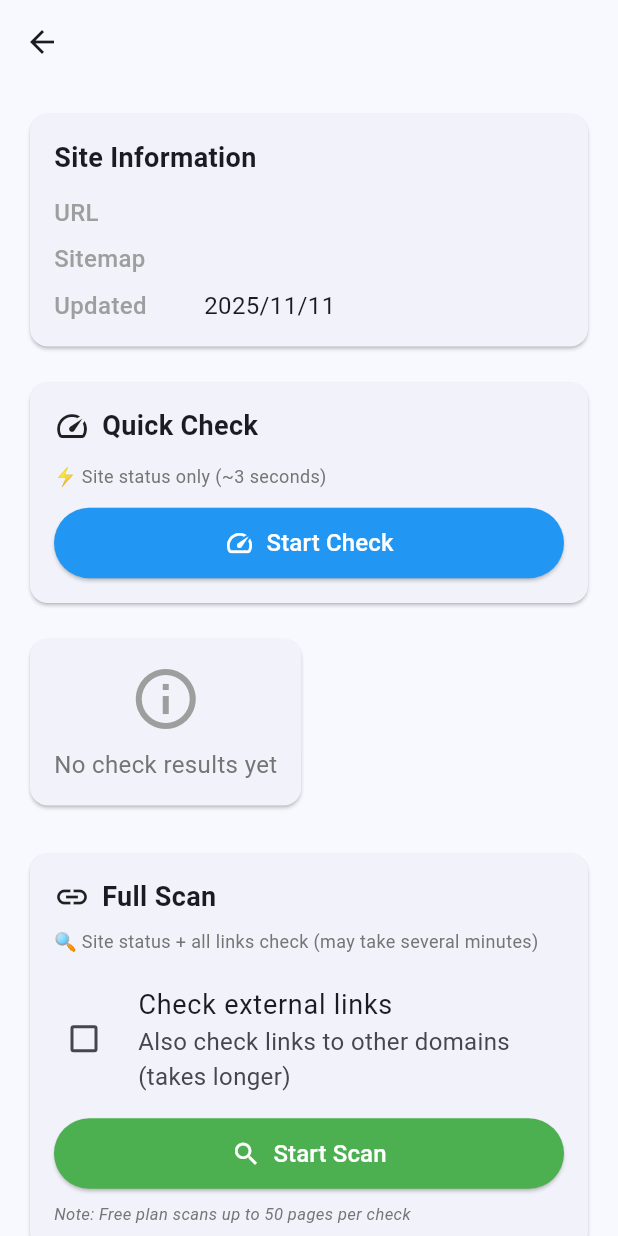
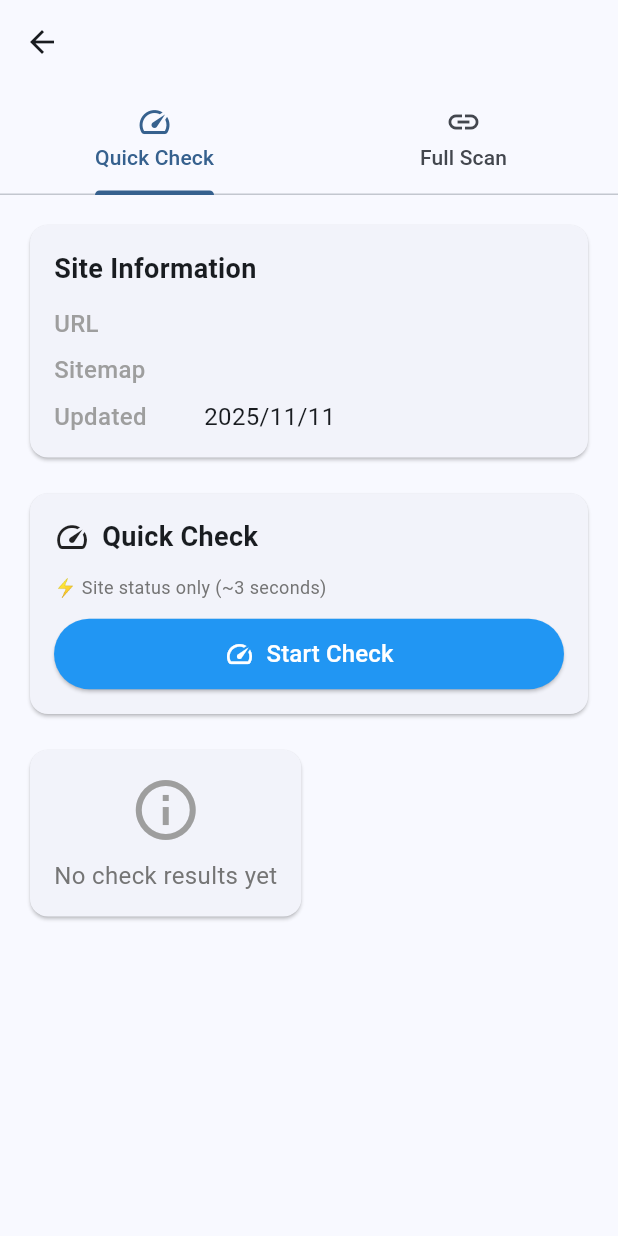
Before and after one commit to netplanmyj/sitecat, a Flutter app: the SiteDetailScreen screen opened directly with empty values, on a phone screen of 412 x 824 dp. Run offline on Flutter 3.47's test engine with Material 3 defaults, Android fonts, the phone set to English and light mode, and no system bars; our stand-ins replace cloud_firestore, firebase_auth, firebase_core, google_sign_in, logger; accounts and stored records are empty; generated files the repository leaves out were written again.

Commit message:
サイトチェック画面をタブ構成にする (#116)
Fixes #103

```diff
--- a/lib/screens/site_detail_screen.dart
+++ b/lib/screens/site_detail_screen.dart
@@ -20,12 +20,16 @@ class SiteDetailScreen extends StatefulWidget {
   State<SiteDetailScreen> createState() => _SiteDetailScreenState();
 }
 
-class _SiteDetailScreenState extends State<SiteDetailScreen> {
+class _SiteDetailScreenState extends State<SiteDetailScreen>
+    with SingleTickerProviderStateMixin {
   bool _checkExternalLinks = false;
+  late TabController _tabController;
 
   @override
   void initState() {
     super.initState();
+    _tabController = TabController(length: 2, vsync: this);
+
     // Start listening to monitoring results
     WidgetsBinding.instance.addPostFrameCallback((_) {
       context.read<MonitoringProvider>().listenToSiteResults(widget.site.id);
@@ -35,10 +39,39 @@ class _SiteDetailScreenState extends State<SiteDetailScreen> {
   }
 
   @override
+  void dispose() {
+    _tabController.dispose();
+    super.dispose();
+  }
+
+  @override
   Widget build(BuildContext context) {
     return Scaffold(
-      appBar: AppBar(title: Text(widget.site.name)),
-      body: SingleChildScrollView(
+      appBar: AppBar(
+        title: Text(widget.site.name),
+        bottom: TabBar(
+          controller: _tabController,
+          tabs: const [
+            Tab(text: 'Quick Check', icon: Icon(Icons.speed)),
+            Tab(text: 'Full Scan', icon: Icon(Icons.link)),
+          ],
+        ),
+      ),
+      body: TabBarView(
+        controller: _tabController,
+        children: [
+          // Quick Check Tab
+          _buildQuickCheckTab(),
+          // Full Scan Tab
+          _buildFullScanTab(),
+        ],
+      ),
+    );
+  }
+
+  // Quick Check Tab
+  Widget _buildQuickCheckTab() {
+    return SingleChildScrollView(
       child: Padding(
         padding: const EdgeInsets.all(16.0),
         child: Column(
@@ -46,15 +79,25 @@ class _SiteDetailScreenState extends State<SiteDetailScreen> {
           children: [
             SiteInfoCard(site: widget.site),
             const SizedBox(height: 16),
-
-              // Quick Check section
             QuickCheckSection(site: widget.site, onQuickCheck: _quickCheck),
             const SizedBox(height: 16),
             MonitoringResultCard(site: widget.site),
+          ],
+        ),
+      ),
+    );
+  }
 
-              const SizedBox(height: 24),
-
-              // Full Scan section
+  // Full Scan Tab
+  Widget _buildFullScanTab() {
+    return SingleChildScrollView(
+      child: Padding(
+        padding: const EdgeInsets.all(16.0),
+        child: Column(
+          crossAxisAlignment: CrossAxisAlignment.start,
+          children: [
+            SiteInfoCard(site: widget.site),
+            const SizedBox(height: 16),
             FullScanSection(
               site: widget.site,
               onFullScan: (checkExternalLinks) {
@@ -98,7 +141,6 @@ class _SiteDetailScreenState extends State<SiteDetailScreen> {
               },
             ),
           ],
-          ),
         ),
       ),
     );
@@ -149,44 +191,8 @@ class _SiteDetailScreenState extends State<SiteDetailScreen> {
 
   Future<void> _fullScan() async {
     try {
-      // Step 1: Run site check first
-      final monitoringProvider = context.read<MonitoringProvider>();
-      await monitoringProvider.checkSite(widget.site);
-
-      if (!mounted) return;
-
-      // Check for provider error first
-      if (monitoringProvider.error != null) {
-        ScaffoldMessenger.of(context).showSnackBar(
-          SnackBar(
-            content: Text('Site check failed: ${monitoringProvider.error}'),
-            backgroundColor: Colors.red,
-          ),
-        );
-        return;
-      }
-
-      // Check the actual result for errors
-      final results = monitoringProvider.getSiteResults(widget.site.id);
-      if (results.isNotEmpty) {
-        final latestResult = results.first;
-        if (!latestResult.isUp || latestResult.error != null) {
-          // Site check failed - show warning but continue with link check
-          if (!mounted) return;
-          ScaffoldMessenger.of(context).showSnackBar(
-            SnackBar(
-              content: Text(
-                'Warning: ${latestResult.error ?? 'Site check failed (Status: ${latestResult.statusCode})'}\n'
-                'Continuing with link check...',
-              ),
-              backgroundColor: Colors.orange,
-              duration: const Duration(seconds: 3),
-            ),
-          );
-        }
-      }
-
-      // Run link check directly (no confirmation dialog needed)
+      // Full Scan uses LinkCheckerProvider only (no MonitoringProvider)
+      // This ensures independent countdown timers for Quick Check and Full Scan
       await _runLinkCheck(continueFromLastScan: false);
     } catch (e) {
       // Error handling is done in _runLinkCheck
```
Lines whose indentation alone changed are shown as unchanged.
